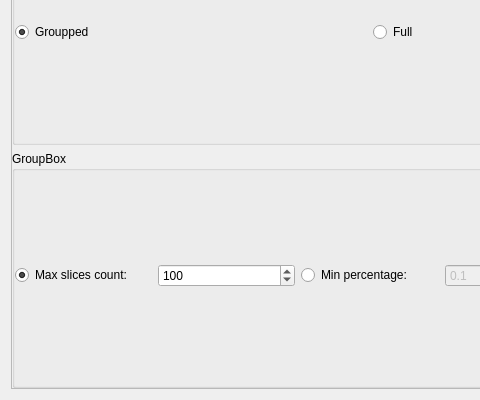
Qt form src/analyzer/graphdialog.ui (loganek/workertracker) before a commit; both pictures show x 0 to 480 and y 105 to 505 of the 740 by 505 pixel window.
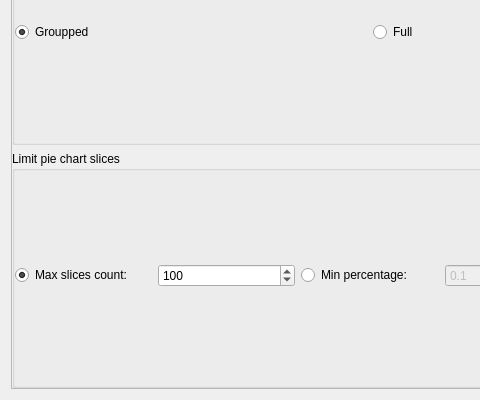
The same form after that commit.

What changed in the file:
```diff
--- a/src/analyzer/graphdialog.ui
+++ b/src/analyzer/graphdialog.ui
@@ -82,7 +82,7 @@
       <item>
        <widget class="QGroupBox" name="groupBox_2">
         <property name="title">
-         <string>GroupBox</string>
+         <string>Limit pie chart slices</string>
         </property>
         <property name="alignment">
          <set>Qt::AlignLeading|Qt::AlignLeft|Qt::AlignTop</set>
```
